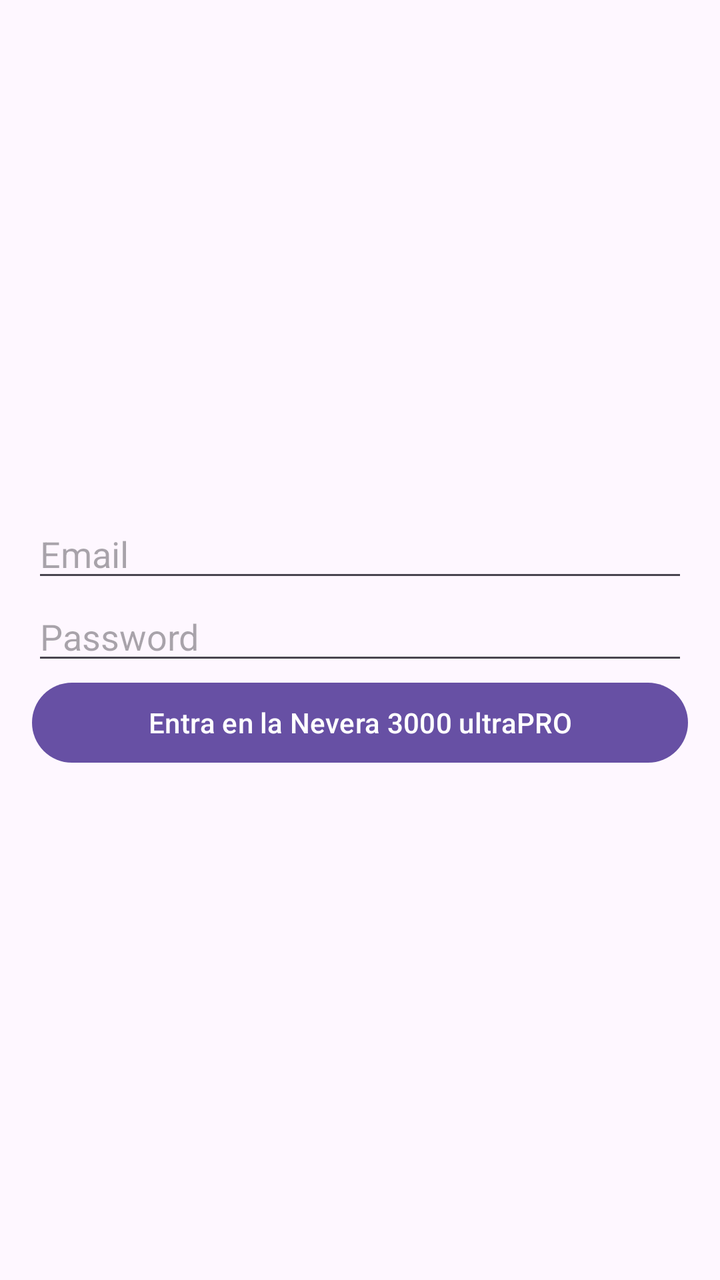
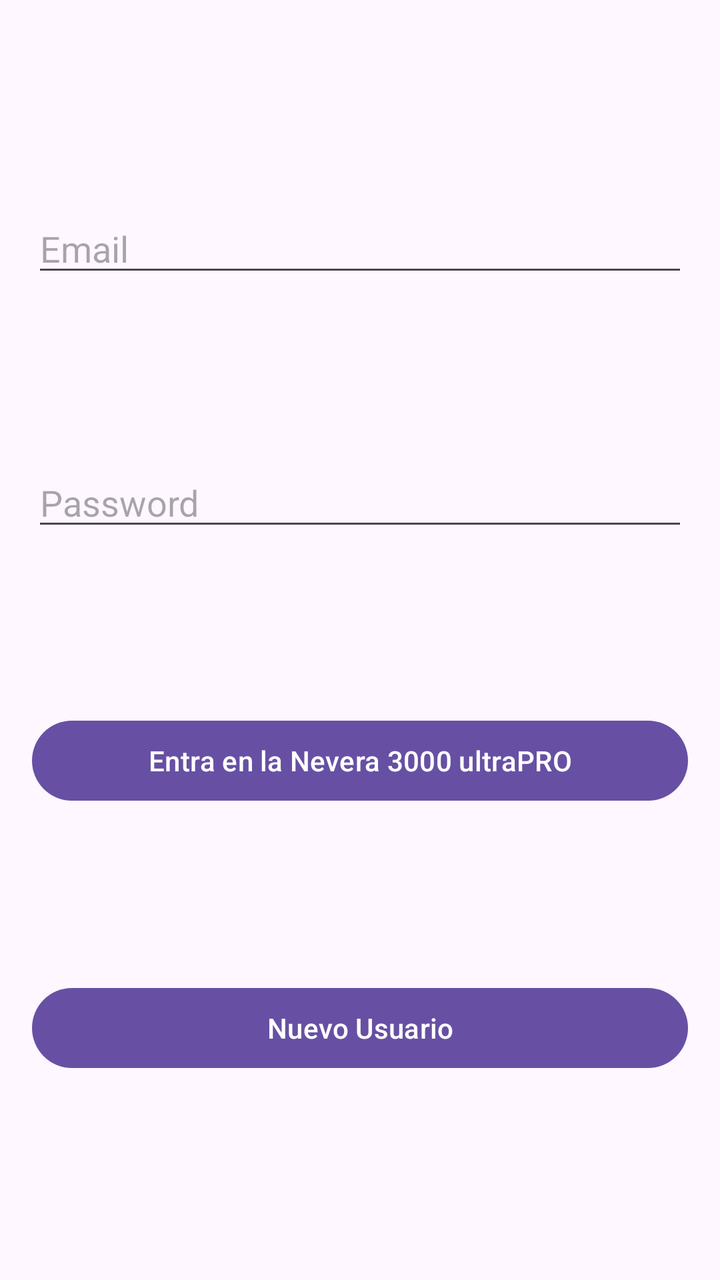

An Android layout rendered at two revisions. The XML below is the earlier revision; the diff shows what the commit changed to produce the second picture.
<!-- AndroidManifest.xml: application theme Theme.OPTpractica -->
<!-- res/layout/activity_main.xml -->
<?xml version="1.0" encoding="utf-8"?>
<androidx.constraintlayout.motion.widget.MotionLayout xmlns:android="http://schemas.android.com/apk/res/android"
    xmlns:app="http://schemas.android.com/apk/res-auto"
    xmlns:tools="http://schemas.android.com/tools"
    android:id="@+id/main"
    android:layout_width="match_parent"
    android:layout_height="match_parent"
    app:layoutDescription="@xml/activity_main_scene"
    tools:context=".MainActivity">

    <LinearLayout
        android:id="@+id/linearLayout"
        android:layout_width="match_parent"
        android:layout_height="match_parent"
        android:gravity="center"
        android:orientation="vertical"
        android:padding="16dp"
        app:layout_constraintBottom_toTopOf="@+id/emailEditText"
        app:layout_constraintEnd_toEndOf="parent"
        app:layout_constraintHorizontal_bias="0.5"
        app:layout_constraintStart_toStartOf="parent"
        app:layout_constraintTop_toTopOf="parent"
        app:layout_constraintVertical_bias="0.0">

        <EditText
            android:id="@+id/emailEditText"
            android:layout_width="match_parent"
            android:layout_height="wrap_content"
            android:hint="Email"
            app:layout_constraintBottom_toTopOf="@+id/passwordEditText"
            app:layout_constraintHorizontal_bias="0.5"
            app:layout_constraintTop_toBottomOf="parent" />

        <EditText
            android:id="@+id/passwordEditText"
            android:layout_width="match_parent"
            android:layout_height="wrap_content"
            android:hint="Password"
            android:inputType="textPassword"
            app:layout_constraintBottom_toTopOf="@+id/loginButton"
            app:layout_constraintHorizontal_bias="0.5"
            app:layout_constraintTop_toBottomOf="@+id/emailEditText" />

        <Button
            android:id="@+id/loginButton"
            android:layout_width="match_parent"
            android:layout_height="wrap_content"
            android:text="Entra en la Nevera 3000 ultraPRO"
            app:layout_constraintBottom_toTopOf="parent"
            app:layout_constraintHorizontal_bias="0.5"
            app:layout_constraintTop_toBottomOf="@+id/passwordEditText" />
    </LinearLayout>

</androidx.constraintlayout.motion.widget.MotionLayout>
<!-- resources referenced by this layout -->
<resources>
  <style name="Theme.OPTpractica" parent="Base.Theme.OPTpractica" />
  <style name="Base.Theme.OPTpractica" parent="Theme.Material3.DayNight.NoActionBar">
          
          
      </style>
</resources>

<!-- the commit's change to res/layout/activity_main.xml (unified diff, before → after) -->
@@ -8,19 +8,19 @@
     app:layoutDescription="@xml/activity_main_scene"
     tools:context=".MainActivity">
 
-    <LinearLayout
+    <androidx.constraintlayout.motion.widget.MotionLayout
         android:id="@+id/linearLayout"
         android:layout_width="match_parent"
         android:layout_height="match_parent"
-        android:gravity="center"
         android:orientation="vertical"
         android:padding="16dp"
+        app:layoutDescription="@xml/activity_main_xml_linearlayout_scene"
         app:layout_constraintBottom_toTopOf="@+id/emailEditText"
         app:layout_constraintEnd_toEndOf="parent"
-        app:layout_constraintHorizontal_bias="0.5"
+        app:layout_constraintHorizontal_bias="1.0"
         app:layout_constraintStart_toStartOf="parent"
         app:layout_constraintTop_toTopOf="parent"
-        app:layout_constraintVertical_bias="0.0">
+        app:layout_constraintVertical_bias="0.179">
 
         <EditText
             android:id="@+id/emailEditText"
@@ -28,8 +28,9 @@
             android:layout_height="wrap_content"
             android:hint="Email"
             app:layout_constraintBottom_toTopOf="@+id/passwordEditText"
-            app:layout_constraintHorizontal_bias="0.5"
-            app:layout_constraintTop_toBottomOf="parent" />
+            app:layout_constraintTop_toTopOf="parent"
+            app:layout_constraintVertical_chainStyle="spread"
+            tools:layout_editor_absoluteX="16dp" />
 
         <EditText
             android:id="@+id/passwordEditText"
@@ -38,17 +39,27 @@
             android:hint="Password"
             android:inputType="textPassword"
             app:layout_constraintBottom_toTopOf="@+id/loginButton"
-            app:layout_constraintHorizontal_bias="0.5"
-            app:layout_constraintTop_toBottomOf="@+id/emailEditText" />
+            app:layout_constraintTop_toBottomOf="@+id/emailEditText"
+            tools:layout_editor_absoluteX="16dp" />
 
         <Button
             android:id="@+id/loginButton"
             android:layout_width="match_parent"
             android:layout_height="wrap_content"
             android:text="Entra en la Nevera 3000 ultraPRO"
-            app:layout_constraintBottom_toTopOf="parent"
-            app:layout_constraintHorizontal_bias="0.5"
-            app:layout_constraintTop_toBottomOf="@+id/passwordEditText" />
-    </LinearLayout>
+            app:layout_constraintBottom_toTopOf="@+id/botonNuevoUsuario"
+            app:layout_constraintTop_toBottomOf="@+id/passwordEditText"
+            tools:layout_editor_absoluteX="16dp" />
+
+        <Button
+            android:id="@+id/botonNuevoUsuario"
+            android:layout_width="0dp"
+            android:layout_height="wrap_content"
+            android:text="Nuevo Usuario"
+            app:layout_constraintBottom_toBottomOf="parent"
+            app:layout_constraintEnd_toEndOf="@+id/loginButton"
+            app:layout_constraintStart_toStartOf="@+id/loginButton"
+            app:layout_constraintTop_toBottomOf="@+id/loginButton" />
+    </androidx.constraintlayout.motion.widget.MotionLayout>
 
 </androidx.constraintlayout.motion.widget.MotionLayout>
